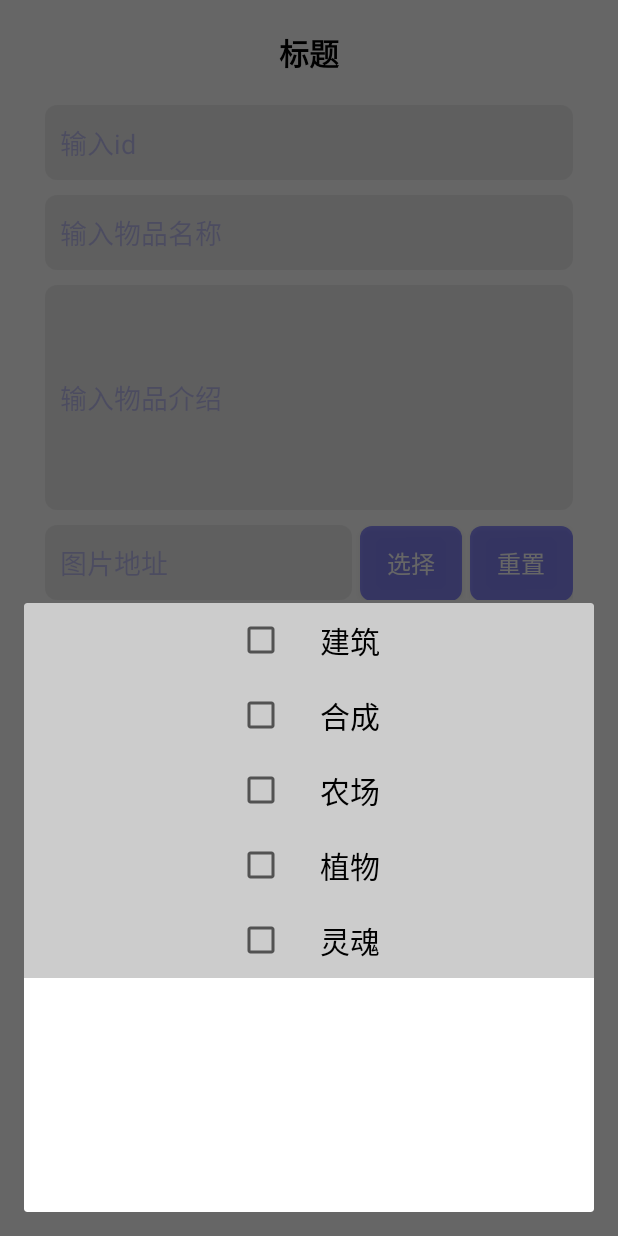
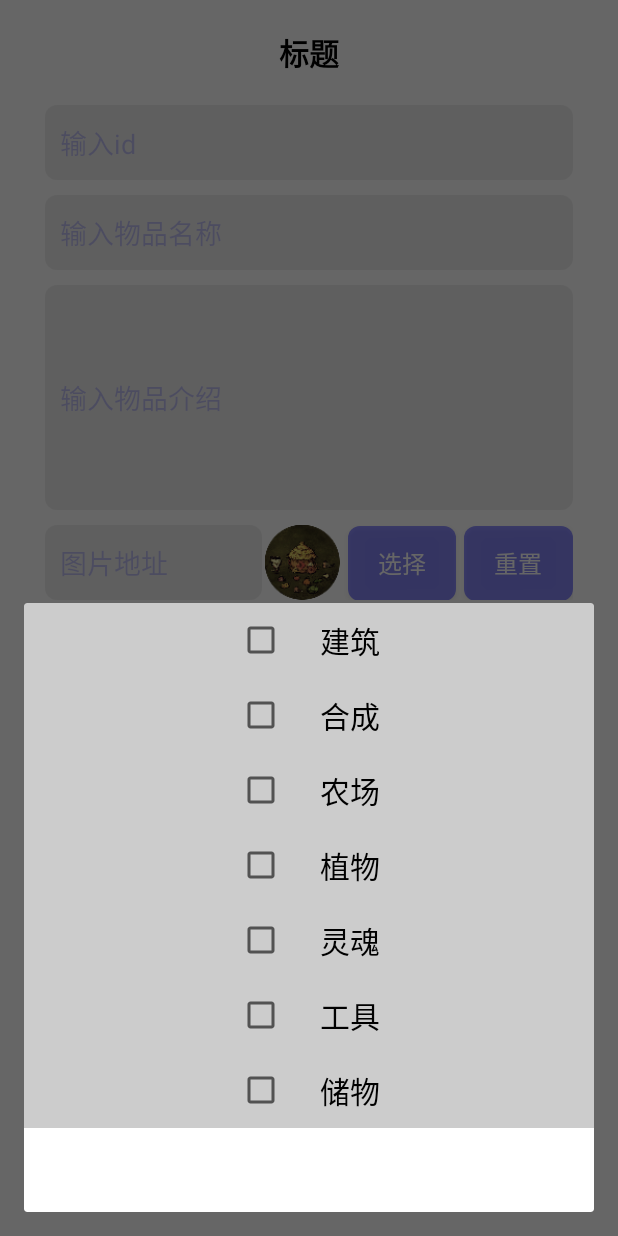
Before and after one commit to oangecheng/tools, an Android app: the fragment PageUpdate placed in its activity, after a tap on "选择TAB", on a phone screen of 412 x 824 dp. Run offline under Robolectric (Android 15) with nearby library versions, the phone set to English and light mode, and no system bars; our stand-ins replace RxJava; pictures from the network do not load; 3 other taps on this screen came first.

Commit message:
优化逻辑

```diff
--- a/dstclient/src/main/java/com/orange/zax/dstclient/biz/homepage/HomeRecipeDialog.kt
+++ b/dstclient/src/main/java/com/orange/zax/dstclient/biz/homepage/HomeRecipeDialog.kt
@@ -127,7 +127,7 @@ private class RecipeViewHolder(view: View) : RecyclerView.ViewHolder(view) {
 
   init {
     num.addTextChangedListener(textWatcher)
-    add.onClickFilter {
+    add.setOnClickListener {
       val cnt = cache?.cnt ?: 0
       cache?.cnt = cnt + 1
       num.setText(cache?.cnt?.toString() ?: "")
--- a/dstclient/src/main/java/com/orange/zax/dstclient/biz/homepage/HomeTabSelectDialog.kt
+++ b/dstclient/src/main/java/com/orange/zax/dstclient/biz/homepage/HomeTabSelectDialog.kt
@@ -133,5 +133,7 @@ val TABS : Map<Int, String> = mapOf(
   2 to "合成",
   3 to "农场",
   4 to "植物",
-  5 to "灵魂"
+  5 to "灵魂",
+  6 to "工具",
+  7 to "储物"
 )
--- a/dstclient/src/main/java/com/orange/zax/dstclient/biz/homepage/PageBase.kt
+++ b/dstclient/src/main/java/com/orange/zax/dstclient/biz/homepage/PageBase.kt
@@ -13,8 +13,10 @@ import android.widget.AdapterView.OnItemSelectedListener
 import android.widget.ArrayAdapter
 import android.widget.Button
 import android.widget.EditText
+import android.widget.ImageView
 import android.widget.Spinner
 import android.widget.TextView
+import com.bumptech.glide.Glide
 import com.orange.zax.dstclient.R
 import com.orange.zax.dstclient.api.ImageUploader
 import com.orange.zax.dstclient.app.onClickFilter
@@ -46,6 +48,7 @@ open class PageBase : BaseFragment() {
   private lateinit var etName: EditText
   private lateinit var etGain: EditText
   private lateinit var image : EditText
+  private lateinit var imagePre : ImageView
 
   private lateinit var spTech: Spinner
   private lateinit var btnTab: Button
@@ -88,6 +91,8 @@ open class PageBase : BaseFragment() {
     etDesc = findViewById(R.id.input_desc)
     etGain = findViewById(R.id.input_gain)
     image = findViewById(R.id.input_image)
+    imagePre = findViewById(R.id.image_preview)
+
     etId.addTextChangedListener(object : TextWatcherAdapter {
       override fun afterTextChanged(s: Editable?) {
         itemInfoCache.id = s.toString().trim()
@@ -200,11 +205,13 @@ open class PageBase : BaseFragment() {
       val imageUri: Uri? = data.data
       val id = etId.text.toString().trim()
       if (imageUri != null && id.isNotEmpty()) {
-        imageLoader?.onSelect(imageUri, id) { url ->
-          ToastUtil.showShort("图片上传成功")
-          image.setText(url)
+        Glide.with(this).load(imageUri).into(imagePre)
+        imagePre.setOnClickListener {
+          imageLoader?.onSelect(imageUri, id) { url ->
+            ToastUtil.showShort("图片上传成功")
+            image.setText(url)
+          }
         }
-
       }
     }
   }
--- a/dstclient/src/main/res/layout/dst_homepage_item.xml
+++ b/dstclient/src/main/res/layout/dst_homepage_item.xml
@@ -56,7 +56,14 @@
       android:padding="10dp"
       android:hint="图片地址"
       android:inputType="text"
-      android:layout_weight="3"/>
+      android:layout_weight="2"/>
+
+    <ImageView
+      android:id="@+id/image_preview"
+      android:layout_width="50dp"
+      android:layout_height="50dp"
+      android:src="@drawable/dst_icon_round"
+      android:layout_marginStart="2dp"/>
 
     <Button
       android:id="@+id/input_image_url_select"
```
